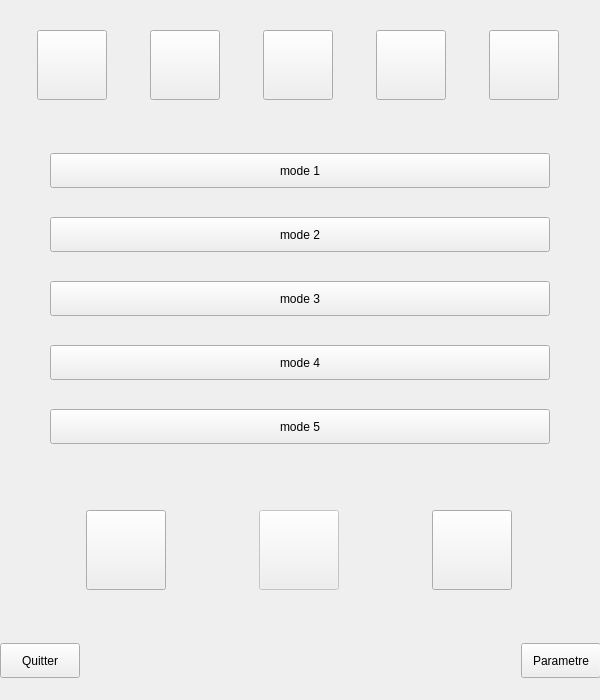
First picture: the form in CArreraUI.ui, repository Arrera-Software/Arrera-Interface, before the edit.
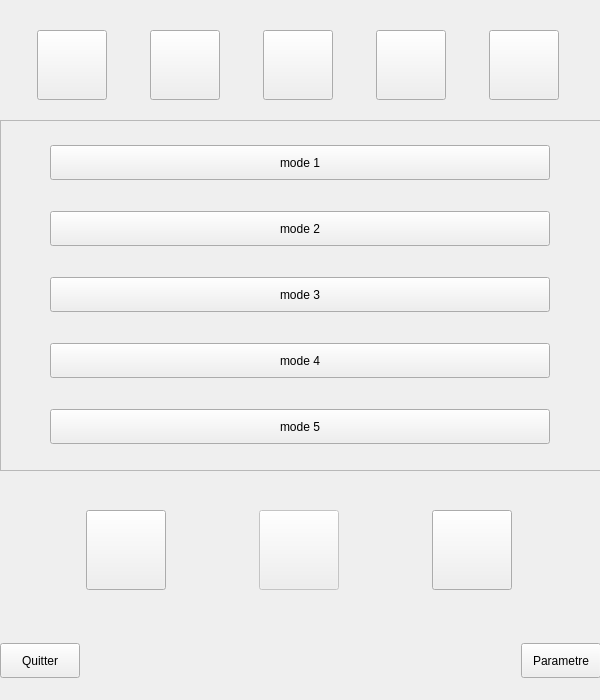
Second picture: the form after the edit. Icons and pictures are not drawn.

Commit message: Ajout Icon au bouton parametre

```diff
--- a/CArreraUI.ui
+++ b/CArreraUI.ui
@@ -157,86 +157,6 @@
      </item>
     </layout>
    </widget>
-   <widget class="QWidget" name="verticalLayoutWidget">
-    <property name="geometry">
-     <rect>
-      <x>0</x>
-      <y>130</y>
-      <width>601</width>
-      <height>341</height>
-     </rect>
-    </property>
-    <layout class="QVBoxLayout" name="mode">
-     <property name="leftMargin">
-      <number>50</number>
-     </property>
-     <item>
-      <widget class="QPushButton" name="IDC_MODE1">
-       <property name="maximumSize">
-        <size>
-         <width>500</width>
-         <height>35</height>
-        </size>
-       </property>
-       <property name="text">
-        <string>mode 1</string>
-       </property>
-      </widget>
-     </item>
-     <item>
-      <widget class="QPushButton" name="IDC_MODE2">
-       <property name="maximumSize">
-        <size>
-         <width>500</width>
-         <height>35</height>
-        </size>
-       </property>
-       <property name="text">
-        <string>mode 2</string>
-       </property>
-      </widget>
-     </item>
-     <item>
-      <widget class="QPushButton" name="IDC_MODE3">
-       <property name="maximumSize">
-        <size>
-         <width>500</width>
-         <height>35</height>
-        </size>
-       </property>
-       <property name="text">
-        <string>mode 3</string>
-       </property>
-      </widget>
-     </item>
-     <item>
-      <widget class="QPushButton" name="IDC_MODE4">
-       <property name="maximumSize">
-        <size>
-         <width>500</width>
-         <height>35</height>
-        </size>
-       </property>
-       <property name="text">
-        <string>mode 4</string>
-       </property>
-      </widget>
-     </item>
-     <item>
-      <widget class="QPushButton" name="IDC_MODE5">
-       <property name="maximumSize">
-        <size>
-         <width>500</width>
-         <height>35</height>
-        </size>
-       </property>
-       <property name="text">
-        <string>mode 5</string>
-       </property>
-      </widget>
-     </item>
-    </layout>
-   </widget>
    <widget class="QWidget" name="horizontalLayoutWidget_2">
     <property name="geometry">
      <rect>
@@ -372,6 +292,102 @@
      </item>
     </layout>
    </widget>
+   <widget class="QFrame" name="FMode">
+    <property name="geometry">
+     <rect>
+      <x>0</x>
+      <y>120</y>
+      <width>601</width>
+      <height>351</height>
+     </rect>
+    </property>
+    <property name="frameShape">
+     <enum>QFrame::StyledPanel</enum>
+    </property>
+    <property name="frameShadow">
+     <enum>QFrame::Raised</enum>
+    </property>
+    <widget class="QWidget" name="verticalLayoutWidget">
+     <property name="geometry">
+      <rect>
+       <x>0</x>
+       <y>0</y>
+       <width>601</width>
+       <height>351</height>
+      </rect>
+     </property>
+     <layout class="QVBoxLayout" name="mode">
+      <property name="leftMargin">
+       <number>50</number>
+      </property>
+      <item>
+       <widget class="QPushButton" name="IDC_MODE1">
+        <property name="maximumSize">
+         <size>
+          <width>500</width>
+          <height>35</height>
+         </size>
+        </property>
+        <property name="text">
+         <string>mode 1</string>
+        </property>
+       </widget>
+      </item>
+      <item>
+       <widget class="QPushButton" name="IDC_MODE2">
+        <property name="maximumSize">
+         <size>
+          <width>500</width>
+          <height>35</height>
+         </size>
+        </property>
+        <property name="text">
+         <string>mode 2</string>
+        </property>
+       </widget>
+      </item>
+      <item>
+       <widget class="QPushButton" name="IDC_MODE3">
+        <property name="maximumSize">
+         <size>
+          <width>500</width>
+          <height>35</height>
+         </size>
+        </property>
+        <property name="text">
+         <string>mode 3</string>
+        </property>
+       </widget>
+      </item>
+      <item>
+       <widget class="QPushButton" name="IDC_MODE4">
+        <property name="maximumSize">
+         <size>
+          <width>500</width>
+          <height>35</height>
+         </size>
+        </property>
+        <property name="text">
+         <string>mode 4</string>
+        </property>
+       </widget>
+      </item>
+      <item>
+       <widget class="QPushButton" name="IDC_MODE5">
+        <property name="maximumSize">
+         <size>
+          <width>500</width>
+          <height>35</height>
+         </size>
+        </property>
+        <property name="text">
+         <string>mode 5</string>
+        </property>
+       </widget>
+      </item>
+     </layout>
+    </widget>
+   </widget>
   </widget>
  </widget>
  <resources>
```
Left out of the diff: 12 changed lines with no effect on the pictures. The commit also changes 3 other files.
